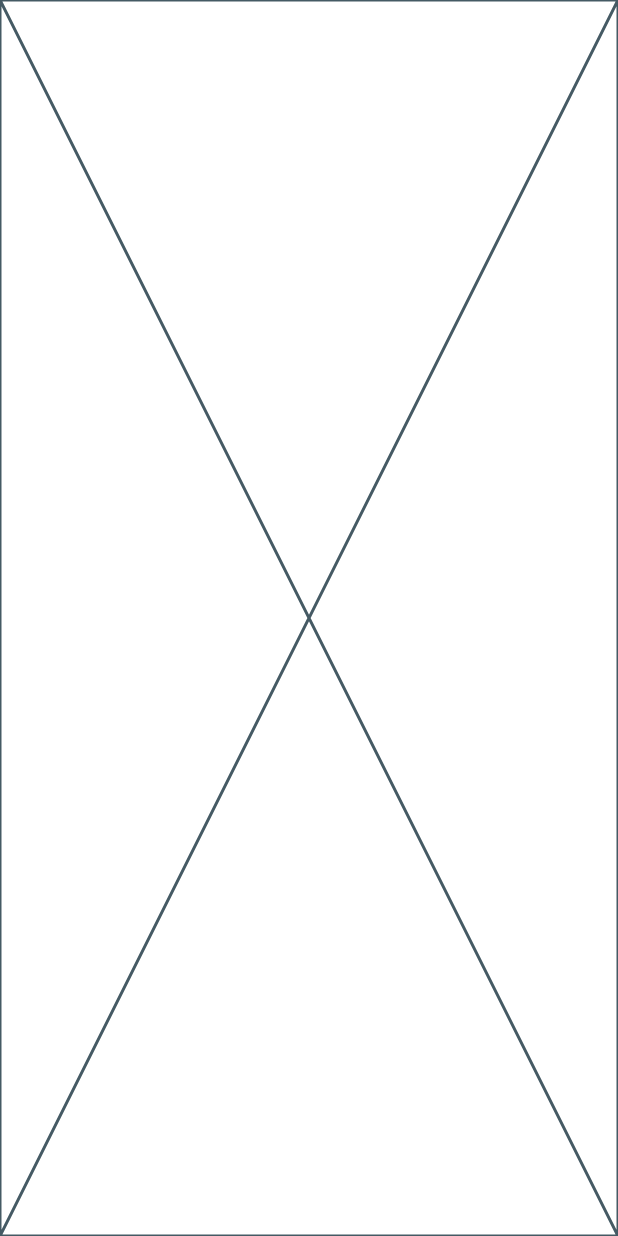
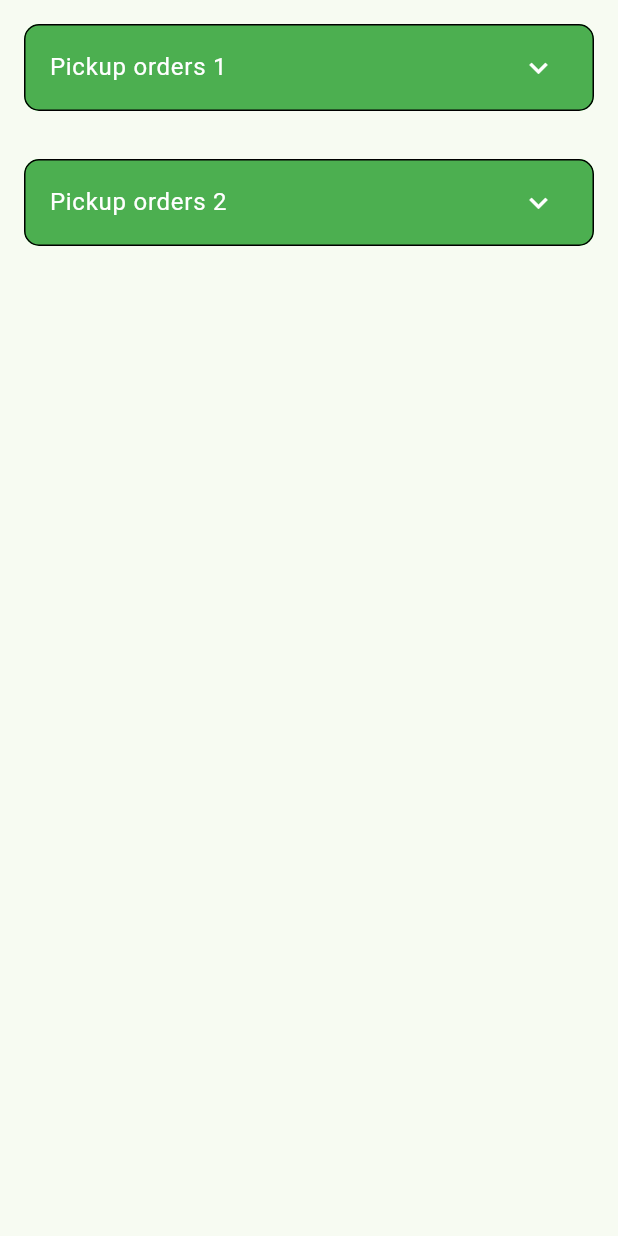
Before and after one commit to eameka/project, a Flutter app: the MyWasteNavigate screen opened directly, item 2 of the bottom bar chosen, after a tap on "Pickup orders", on a phone screen of 412 x 824 dp. Run offline on Flutter 3.47's test engine with Material 3 defaults, Android fonts, the phone set to English and light mode, and no system bars; our stand-ins replace animated_splash_screen, cloud_firestore, firebase_auth, firebase_core, get, google_maps_flutter and 2 more; missing offline and left inert: flutter_inappwebview, overlay_loading_progress; accounts and stored records are empty.

Commit message:
wasteprofile

```diff
--- a/lib/screens/household/profile/registerhouse.dart
+++ b/lib/screens/household/profile/registerhouse.dart
@@ -348,7 +348,7 @@ class _MyHouseSignupState extends State<MyHouseSignup> {
                 },
                 child: const Text(
                   "I accept the terms and conditions",
-                  style: TextStyle(color: Color.fromARGB(255, 137, 253, 156)),
+                  style: TextStyle(color: Color(0Xff0C2925)),
                 ),
               ),
               const SizedBox(height: 15),
--- a/lib/screens/wastecom/navigatewaste.dart
+++ b/lib/screens/wastecom/navigatewaste.dart
@@ -1,5 +1,6 @@
 import 'package:ecowaste/screens/wastecom/maps/maps.dart';
 import 'package:ecowaste/screens/wastecom/orders/orders.dart';
+import 'package:ecowaste/screens/wastecom/profile/wasteprofile.dart';
 import 'package:flutter/material.dart';
 
 class MyWasteNavigate extends StatefulWidget {
@@ -16,6 +17,7 @@ class _MyWasteNavigateState extends State<MyWasteNavigate> {
   static final List<Widget> _widgetOptions = <Widget>[
     const MyMaps(),
     const Orders(),
+    const Wasteprofile(),
   ];
 
   void _onItemTapped(int index) {
@@ -60,6 +62,10 @@ class _MyWasteNavigateState extends State<MyWasteNavigate> {
                 icon: Icon(Icons.notification_add, color: Colors.white,),
                 label: 'Orders',
               ),
+              BottomNavigationBarItem(
+                icon: Icon(Icons.account_circle, color: Colors.white,),
+                label: 'Profile',
+              ),
             ],
             currentIndex: _selectedIndex,
             selectedItemColor: Colors.black,
--- a/lib/screens/wastecom/orders/pickup_orders.dart
+++ b/lib/screens/wastecom/orders/pickup_orders.dart
@@ -10,6 +10,49 @@ class PickupWaste extends StatefulWidget {
 class _PickupWasteState extends State<PickupWaste> {
   @override
   Widget build(BuildContext context) {
-    return const Placeholder();
+    return Scaffold(
+      body:ListView(
+        children:<Widget>[
+          Padding(
+            padding: const EdgeInsets.all(16.0),
+            child: ExpansionTile(
+              title: const Text("Pickup orders 1"),
+              collapsedIconColor:Colors.white,
+              collapsedTextColor:Colors.white,
+              collapsedBackgroundColor: Colors.green,
+              collapsedShape: RoundedRectangleBorder(
+                borderRadius: BorderRadius.circular(10.0),
+                side: const BorderSide(color: Colors.black),
+              ),
+              children:<Widget>[
+                ListTile(
+                  title: Text("Zoomlion company"),
+                ),
+              ],
+            ),
+          ),
+
+           Padding(
+            padding: const EdgeInsets.all(16.0),
+            child: ExpansionTile(
+              title: const Text("Pickup orders 2"),
+              collapsedIconColor:Colors.white,
+              collapsedTextColor:Colors.white,
+              collapsedBackgroundColor: Colors.green,
+              collapsedShape: RoundedRectangleBorder(
+                borderRadius: BorderRadius.circular(10.0),
+                side: const BorderSide(color: Colors.black),
+              ),
+              children:<Widget>[
+                ListTile(
+                  title: Text("SmartWaste"),
+                ),
+              ],
+            ),
+          ),
+
+        ],
+      ),
+    );
   }
 }
--- a/pubspec.yaml
+++ b/pubspec.yaml
@@ -49,6 +49,7 @@ dependencies:
   google_maps_flutter: ^2.7.0
   google_sign_in: ^6.2.1
   overlay_loading_progress: ^1.0.1
+  flutter_paystack: ^1.0.7
 
 dev_dependencies:
   flutter_test:
```
Also changed, not shown: lib/screens/household/request/house_orders.dart (+24 -1 lines), lib/screens/household/request/request.dart (+7 -2 lines), lib/screens/wastecom/orders/cleanup_orders.dart (+44 -1 lines), lib/screens/wastecom/profile/registerwaste.dart (+12 -10 lines), lib/screens/wastecom/profile/wasteprofile.dart (added, +105 -0 lines), pubspec.lock.
